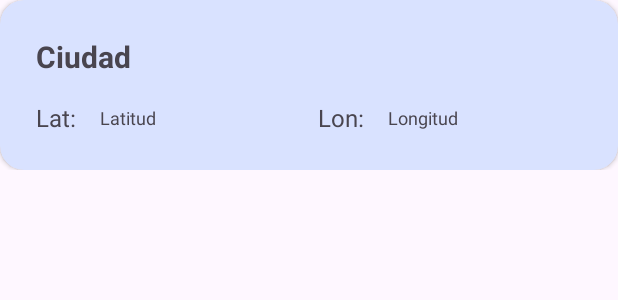
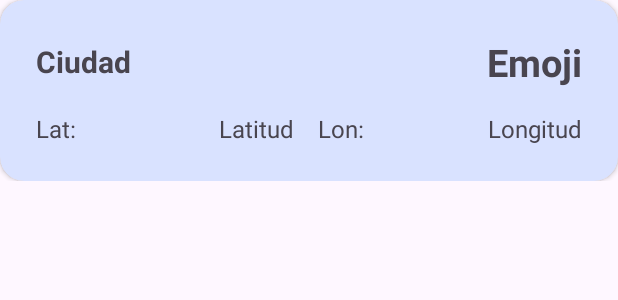
Before and after one commit to jchapo/Lab4_20125424_IoT, an Android app: the layout item_city.xml on its own in the app's theme, with its tools: preview values and no code run, on a phone screen of 412 x 824 dp. Shown: the top 300 px of the screen. Run offline under Robolectric (Android 15) with nearby library versions, the phone set to English and light mode, and no system bars.

Commit message:
Avance 10 Juan Final

```diff
--- a/app/build.gradle
+++ b/app/build.gradle
@@ -52,4 +52,6 @@ dependencies {
     implementation 'androidx.lifecycle:lifecycle-viewmodel:2.6.1'
     implementation 'androidx.lifecycle:lifecycle-viewmodel-savedstate:2.6.1'
     implementation "androidx.work:work-runtime:2.8.1"
+    implementation 'com.squareup.picasso:picasso:2.71828'
+
 }
--- a/app/src/main/AndroidManifest.xml
+++ b/app/src/main/AndroidManifest.xml
@@ -11,9 +11,9 @@
         android:allowBackup="true"
         android:dataExtractionRules="@xml/data_extraction_rules"
         android:fullBackupContent="@xml/backup_rules"
-        android:icon="@drawable/tele_clima"
+        android:icon="@drawable/ic_brightness_filled"
         android:label="@string/app_name"
-        android:roundIcon="@drawable/tele_clima"
+        android:roundIcon="@drawable/ic_brightness_filled"
         android:supportsRtl="true"
         android:theme="@style/Theme.Tele_clima_20125424"
         tools:targetApi="31">
--- a/app/src/main/java/com/example/tele_clima_20125424/CityAdapter.java
+++ b/app/src/main/java/com/example/tele_clima_20125424/CityAdapter.java
@@ -62,6 +62,7 @@ public class CityAdapter extends RecyclerView.Adapter<CityAdapter.CityViewHolder
 
         public void bind(CityDTO city) {
             binding.ciudadTextView.setText(city.getName());
+            binding.emojiTextView.setText(city.getCountryFlagEmoji());
             binding.latitudTextView.setText(String.valueOf(city.getLat()));
             binding.longitudeTextView.setText(String.valueOf(city.getLon()));
         }
--- a/app/src/main/java/com/example/tele_clima_20125424/ClimaAdapter.java
+++ b/app/src/main/java/com/example/tele_clima_20125424/ClimaAdapter.java
@@ -9,6 +9,7 @@ import androidx.recyclerview.widget.RecyclerView;
 
 import com.example.tele_clima_20125424.databinding.ItemClimaBinding;
 import com.example.tele_clima_20125424.dto.ClimaDTO;
+import com.squareup.picasso.Picasso;
 
 import java.util.ArrayList;
 import java.util.List;
@@ -66,6 +67,7 @@ public class ClimaAdapter extends RecyclerView.Adapter<ClimaAdapter.ClimaViewHol
                 binding.ciudadClimaTextView.setText("Desconocido");
             }
 
+            Picasso.get().load(clima.getWeatherIconUrl()).into(binding.weatherIconImageView);
             binding.temperaturaClimaTextView.setText(String.valueOf(clima.getMain().getTemp())+" K");
             binding.tempMinClimaTextView.setText(String.valueOf(clima.getMain().getTemp_min())+" K");
             binding.tempMaxClimaTextView.setText(String.valueOf(clima.getMain().getTemp_max())+" K");
--- a/app/src/main/res/drawable/ic_brightness_filled.xml
+++ b/app/src/main/res/drawable/ic_brightness_filled.xml
@@ -1,4 +1,4 @@
-<vector xmlns:android="http://schemas.android.com/apk/res/android" android:height="24dp" android:tint="@color/black" android:viewportHeight="24" android:viewportWidth="24" android:width="24dp">
+<vector xmlns:android="http://schemas.android.com/apk/res/android" android:height="24dp" android:tint="@color/yellow" android:viewportHeight="24" android:viewportWidth="24" android:width="24dp">
 
     <path android:fillColor="@android:color/white" android:pathData="M20,8.69L20,4h-4.69L12,0.69 8.69,4L4,4v4.69L0.69,12 4,15.31L4,20h4.69L12,23.31 15.31,20L20,20v-4.69L23.31,12 20,8.69zM12,18c-3.31,0 -6,-2.69 -6,-6s2.69,-6 6,-6 6,2.69 6,6 -2.69,6 -6,6zM12,8c-2.21,0 -4,1.79 -4,4s1.79,4 4,4 4,-1.79 4,-4 -1.79,-4 -4,-4z"/>
 
--- a/app/src/main/res/layout/item_city.xml
+++ b/app/src/main/res/layout/item_city.xml
@@ -25,15 +25,37 @@
             android:padding="16dp"
             android:orientation="vertical">
 
+            <LinearLayout
+                android:layout_width="match_parent"
+                android:layout_height="wrap_content"
+                android:gravity="center"
+                android:orientation="horizontal">
+
                 <!-- TextView for "ciudad" -->
                 <TextView
                     android:id="@+id/ciudadTextView"
-                android:layout_width="wrap_content"
+                    android:layout_width="0dp"
                     android:layout_height="wrap_content"
                     android:text="Ciudad"
+                    android:layout_weight="1"
                     android:textStyle="bold"
                     android:textSize="20sp"
                     android:padding="8dp"/>
+
+                <!-- TextView for "emoji" -->
+                <TextView
+                    android:id="@+id/emojiTextView"
+                    android:layout_width="0dp"
+                    android:layout_height="wrap_content"
+                    android:text="Emoji"
+                    android:textAlignment="textEnd"
+                    android:layout_weight="1"
+                    android:textStyle="bold"
+                    android:textSize="25sp"
+                    android:padding="8dp"/>
+            </LinearLayout>
+
+
 
             <!-- Horizontal Linear Layout inside Vertical Linear Layout -->
             <LinearLayout
@@ -57,7 +79,8 @@
                     android:layout_height="wrap_content"
                     android:layout_weight="1"
                     android:text="Latitud"
-                    android:textSize="12sp"
+                    android:textAlignment="textEnd"
+                    android:textSize="16sp"
                     android:padding="8dp"/>
 
                 <!-- TextView for "Longitud" -->
@@ -72,10 +95,11 @@
                 <TextView
                     android:id="@+id/longitudeTextView"
                     android:layout_width="0dp"
+                    android:textAlignment="textEnd"
                     android:layout_height="wrap_content"
                     android:layout_weight="1"
                     android:text="Longitud"
-                    android:textSize="12sp"
+                    android:textSize="16sp"
                     android:padding="8dp"/>
             </LinearLayout>
 
```
Also changed, not shown: app/src/main/java/com/example/tele_clima_20125424/Navigation/GeolocalizationFragment.java (+20 -1 lines), app/src/main/java/com/example/tele_clima_20125424/Navigation/WeatherFragment.java (+12 -9 lines), app/src/main/java/com/example/tele_clima_20125424/dto/CityDTO.java (+9 -0 lines), app/src/main/java/com/example/tele_clima_20125424/dto/ClimaDTO.java (+9 -0 lines), app/src/main/res/layout/item_clima.xml (+7 -2 lines). Lines whose indentation alone changed are shown as unchanged.
